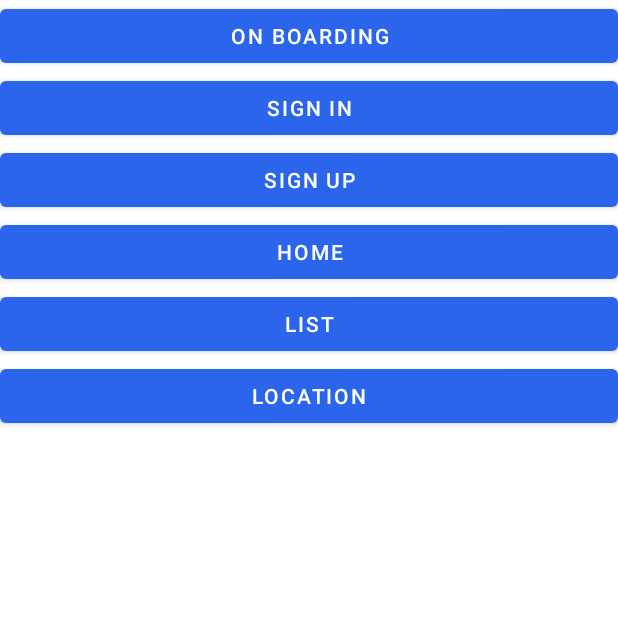
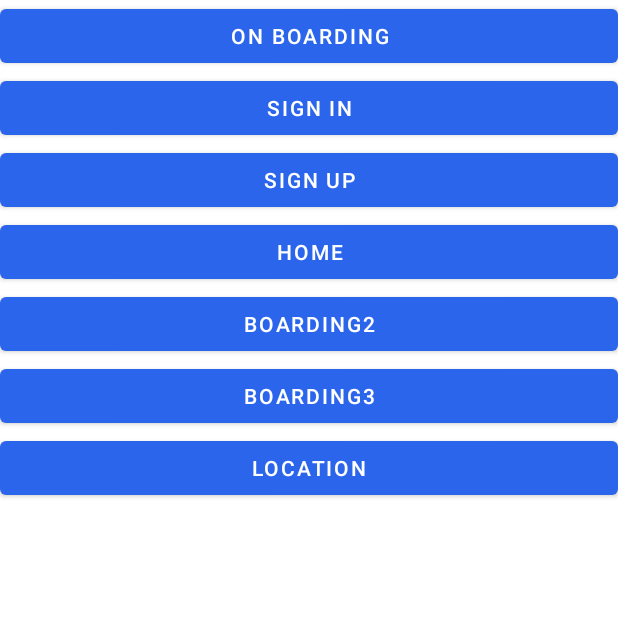
Before and after one commit to vinhhoang2402/BookingApp, an Android app: the screen it shows after launch (MainActivity), on a phone screen of 412 x 824 dp, the top half of it. Run offline under Robolectric (Android 15) with nearby library versions, the phone set to English and light mode, and no system bars; our stand-ins replace Room's generated code, data binding.

Commit message:
test destination

```diff
--- a/app/src/main/java/com/example/bookingapp/ui/fragment/MainFragment.kt
+++ b/app/src/main/java/com/example/bookingapp/ui/fragment/MainFragment.kt
@@ -27,7 +27,8 @@ class MainFragment : Fragment() {
     override fun onViewCreated(view: View, savedInstanceState: Bundle?) {
         super.onViewCreated(view, savedInstanceState)
         mainBinding.btnHome.setOnClickListener { navController(R.id.action_mainFragment_to_homeFragment) }
-        mainBinding.btnList.setOnClickListener { navController(R.id.action_mainFragment_to_homeFragment) }
+        mainBinding.btnBoarding2.setOnClickListener { navController(R.id.action_mainFragment_to_onBoarding2Fragment) }
+        mainBinding.btnBoarding3.setOnClickListener { navController(R.id.action_mainFragment_to_onBoard3Fragment) }
         mainBinding.btnLocation.setOnClickListener { navController(R.id.action_mainFragment_to_mapsFragment) }
         mainBinding.btnOnBoarding.setOnClickListener { navController(R.id.action_mainFragment_to_onBoardFragment) }
         mainBinding.btnSignIn.setOnClickListener { navController(R.id.action_mainFragment_to_signInFragment) }
--- a/app/src/main/res/layout/fragment_main.xml
+++ b/app/src/main/res/layout/fragment_main.xml
@@ -33,10 +33,16 @@
             android:text="@string/btn_home" />
 
         <Button
-            android:id="@+id/btn_list"
+            android:id="@+id/btn_boarding_2"
             android:layout_width="match_parent"
             android:layout_height="wrap_content"
-            android:text="@string/btn_list" />
+            android:text="Boarding2" />
+
+        <Button
+            android:id="@+id/btn_boarding_3"
+            android:layout_width="match_parent"
+            android:layout_height="wrap_content"
+            android:text="Boarding3" />
 
         <Button
             android:id="@+id/btn_location"
--- a/app/src/main/res/navigation/nav_home.xml
+++ b/app/src/main/res/navigation/nav_home.xml
@@ -5,15 +5,6 @@
     android:id="@+id/nav_home"
     app:startDestination="@id/mainFragment">
 
-    <fragment
-        android:id="@+id/onBoardFragment"
-        android:name="com.example.bookingapp.ui.fragment.OnBoardFragment"
-        android:label="fragment_home"
-        tools:layout="@layout/fragment_boarding" />
-    <fragment
-        android:id="@+id/signInFragment"
-        android:name="com.example.bookingapp.ui.fragment.SignInFragment"
-        android:label="SignInFragment" />
     <fragment
         android:id="@+id/homeFragment"
         android:name="com.example.bookingapp.ui.fragment.HomeFragment"
@@ -33,12 +24,48 @@
             app:destination="@id/mapsFragment" />
         <action
             android:id="@+id/action_mainFragment_to_onBoardFragment"
-            app:destination="@id/onBoardFragment" />
+            app:destination="@id/navigation" />
         <action
             android:id="@+id/action_mainFragment_to_signInFragment"
-            app:destination="@id/signInFragment" />
+            app:destination="@id/navigation" />
         <action
             android:id="@+id/action_mainFragment_to_homeFragment"
             app:destination="@id/homeFragment" />
+        <action
+            android:id="@+id/action_mainFragment_to_onBoarding2Fragment"
+            app:destination="@id/navigation" />
+        <action
+            android:id="@+id/action_mainFragment_to_onBoard3Fragment"
+            app:destination="@id/onBoard3Fragment" />
     </fragment>
+    <fragment
+        android:id="@+id/onBoard3Fragment"
+        android:name="com.example.bookingapp.ui.fragment.OnBoard3Fragment"
+        android:label="fragment_on_board3"
+        tools:layout="@layout/fragment_on_board3" />
+    <navigation
+        android:id="@+id/navigation"
+        app:startDestination="@id/onBoarding2Fragment">
+        <fragment
+            android:id="@+id/onBoardFragment"
+            android:name="com.example.bookingapp.ui.fragment.OnBoardFragment"
+            android:label="fragment_home"
+            tools:layout="@layout/fragment_boarding">
+            <action
+                android:id="@+id/action_onBoardFragment_to_signInFragment"
+                app:destination="@id/signInFragment" />
+            <action
+                android:id="@+id/action_onBoardFragment_to_onBoarding2Fragment"
+                app:destination="@id/onBoarding2Fragment" />
+        </fragment>
+        <fragment
+            android:id="@+id/signInFragment"
+            android:name="com.example.bookingapp.ui.fragment.SignInFragment"
+            android:label="SignInFragment" />
+        <fragment
+            android:id="@+id/onBoarding2Fragment"
+            android:name="com.example.bookingapp.ui.fragment.OnBoarding2Fragment"
+            android:label="fragment_on_boarding2"
+            tools:layout="@layout/fragment_on_boarding2" />
+    </navigation>
 </navigation>
```
Also changed, not shown: app/src/main/java/com/example/bookingapp/MainActivity.kt (+0 -10 lines), app/src/main/java/com/example/bookingapp/ui/fragment/OnBoard3Fragment.kt (added, +19 -0 lines), app/src/main/java/com/example/bookingapp/ui/fragment/OnBoarding2Fragment.kt (added, +24 -0 lines), app/src/main/res/layout/fragment_on_board3.xml (added, +82 -0 lines), app/src/main/res/layout/fragment_on_boarding2.xml (added, +164 -0 lines).
